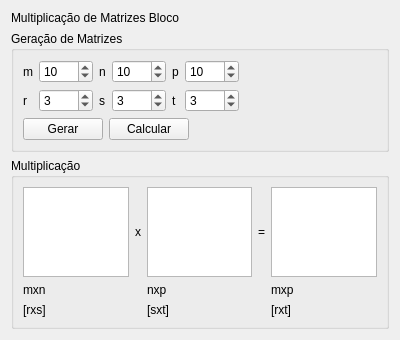
Above: Algebra/Matrix01/block_tab.ui from RicardoBusta/Doutorado before the change. Below: the same form after it.
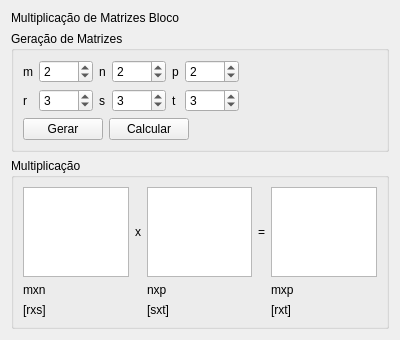
That is the form after the change.

Patch:
```diff
--- a/Algebra/Matrix01/block_tab.ui
+++ b/Algebra/Matrix01/block_tab.ui
@@ -66,7 +66,7 @@
            <number>9999</number>
           </property>
           <property name="value">
-           <number>10</number>
+           <number>2</number>
           </property>
          </widget>
         </item>
@@ -119,7 +119,7 @@
            <number>9999</number>
           </property>
           <property name="value">
-           <number>10</number>
+           <number>2</number>
           </property>
          </widget>
         </item>
@@ -145,7 +145,7 @@
            <number>9999</number>
           </property>
           <property name="value">
-           <number>10</number>
+           <number>2</number>
           </property>
          </widget>
         </item>
```
Left out of the diff: 48 changed lines with no effect on the pictures.
